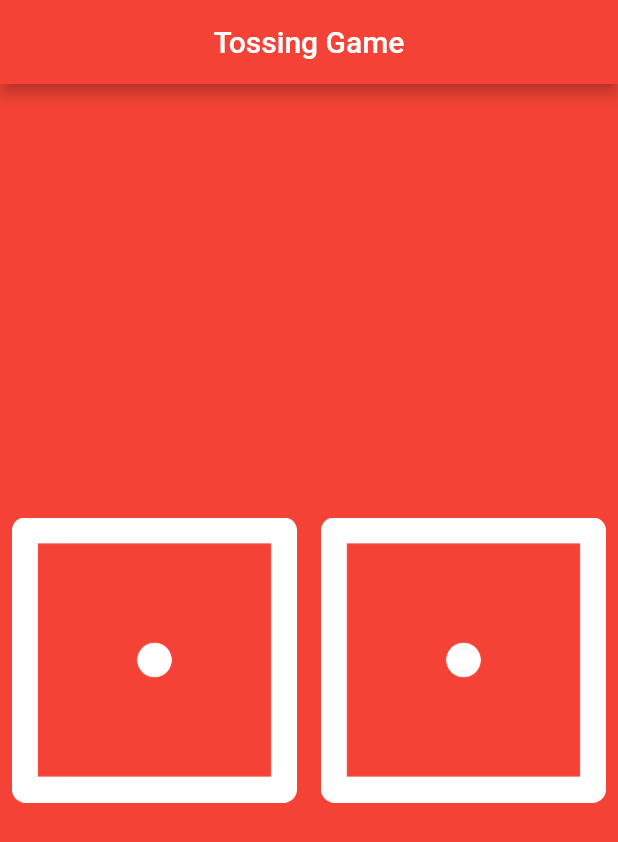
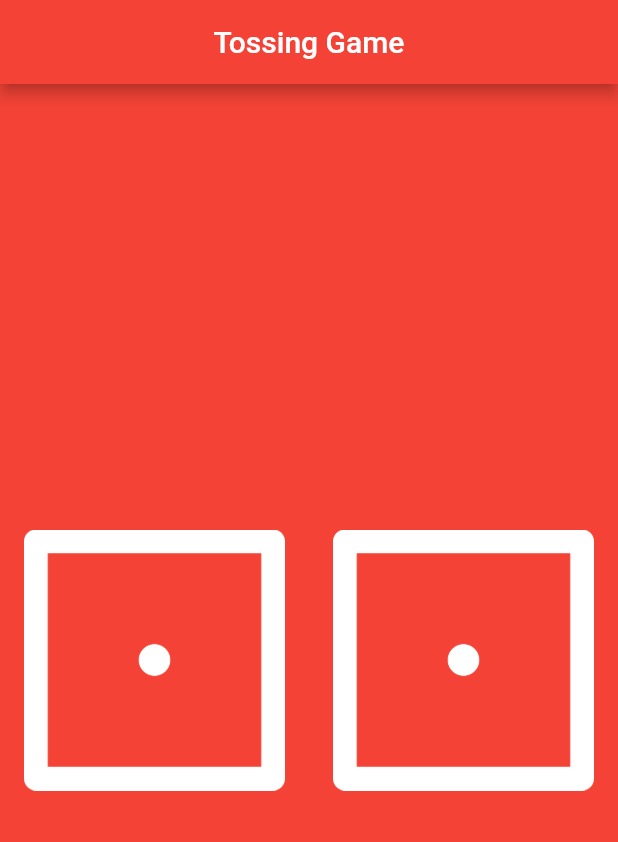
Before and after one commit to debasissil-python/ds_dice_tossing_flutter, a Flutter app: the screen it shows after launch, on a phone screen of 412 x 824 dp. Shown: the top 842 px of the screen. Run offline on Flutter 3.47's test engine with Material 2 defaults, Android fonts, the phone set to English and light mode, and no system bars.

Commit message:
Second commit

```diff
--- a/lib/main.dart
+++ b/lib/main.dart
@@ -28,8 +28,15 @@ class DicePage extends StatefulWidget {
 }
 
 class _DicePageState extends State<DicePage> {
-  var lI = 1;
-  var rI = 1;
+  int lI = 1;
+  int rI = 1;
+
+  void clickDice() {
+    setState(() {
+      lI = (Random().nextInt(6) + 1);
+      rI = (Random().nextInt(6) + 1);
+    });
+  }
 
   @override
   Widget build(BuildContext context) {
@@ -37,25 +44,27 @@ class _DicePageState extends State<DicePage> {
       child: Row(
         children: [
           Expanded(
-            flex: 1,
+            flex: 5,
+            child: Padding(
+              padding: const EdgeInsets.all(8.0),
               child: TextButton(
                 onPressed: () {
-                setState(() {
-                  lI = Random().nextInt(6) + 1;
-                });
+                  clickDice();
                 },
                 child: Image.asset('images/dice$lI.png'),
               ),
             ),
+          ),
           Expanded(
-            flex: 1,
+            flex: 5,
+            child: Padding(
+              padding: const EdgeInsets.all(8.0),
               child: TextButton(
                 onPressed: () {
-                setState(() {
-                  rI = Random().nextInt(6) + 1;
-                });
+                  clickDice();
                 },
                 child: Image.asset('images/dice$rI.png'),
+              ),
             ),
           ),
         ],
```
Lines whose indentation alone changed are shown as unchanged.
